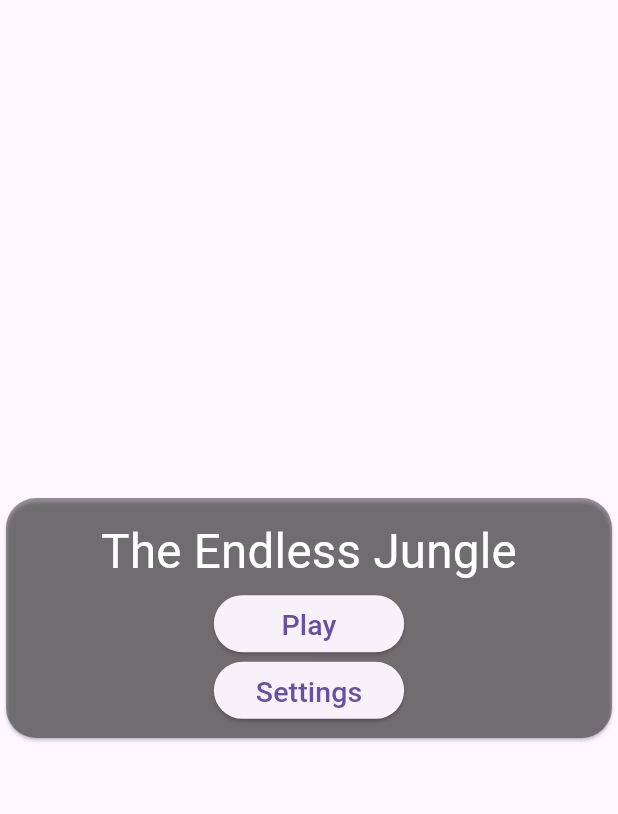
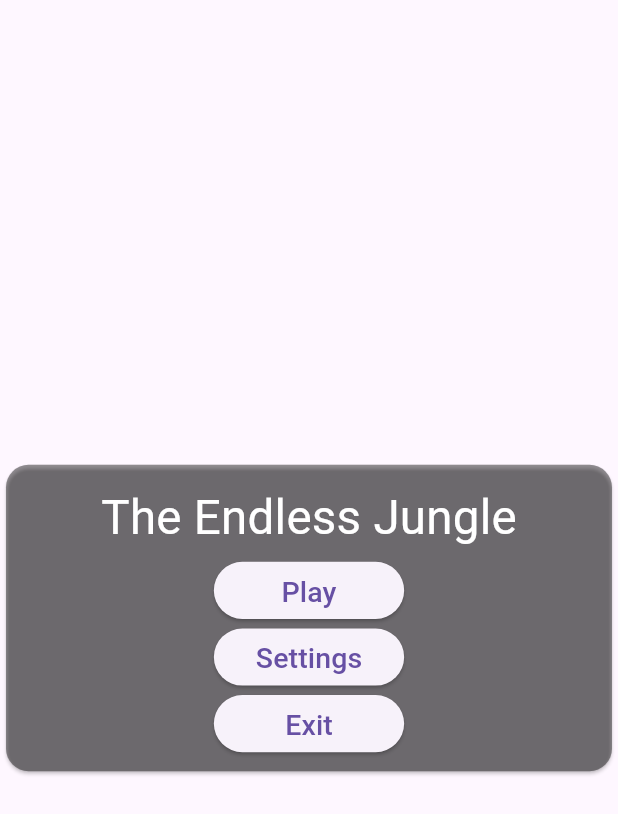
Before and after one commit to PakYouMu/endless_runner, a Flutter app: the MainMenu widget shown alone on an empty page, opened directly with empty values, on a phone screen of 412 x 824 dp. Shown: the top 814 px of the screen. Run offline on Flutter 3.47's test engine with Material 3 defaults, Android fonts, the phone set to English and light mode, and no system bars; our stand-ins replace hive; missing offline and left inert: flame, flame_audio; accounts and stored records are empty; Roboto replaces fonts that are missing (Audiowide); statements that could not run were skipped.

Commit message:
chore: Update image blur values in menus
Made it possible to exit the game within the main menu and lessened the blur

```diff
--- a/lib/game/enemy_manager.dart
+++ b/lib/game/enemy_manager.dart
@@ -101,5 +101,3 @@ class EnemyManager extends Component with HasGameReference<EndlessJungle> {
     }
   }
 }
-
-//_AssertionError ('package:flame/src/cache/images.dart': Failed assertion: line 104 pos 7: 'asset != null': Tried to access an image "Bunny/Run (34x44).png" that does not exist in the cache. Make sure to load() an image before accessing it)
--- a/lib/widgets/game_over_menu.dart
+++ b/lib/widgets/game_over_menu.dart
@@ -26,7 +26,7 @@ class GameOverMenu extends StatelessWidget {
       value: game.playerData,
       child: Center(
         child: BackdropFilter(
-          filter: ImageFilter.blur(sigmaX: 5, sigmaY: 5),
+          filter: ImageFilter.blur(sigmaX: 3, sigmaY: 4),
           child: Card(
             shape:
                 RoundedRectangleBorder(borderRadius: BorderRadius.circular(20)),
@@ -74,7 +74,7 @@ class GameOverMenu extends StatelessWidget {
                     ),
                     ElevatedButton(
                       child: const Text(
-                        'Exit',
+                        'Main Menu',
                         style: TextStyle(
                           fontSize: 30,
                         ),
--- a/lib/widgets/main_menu.dart
+++ b/lib/widgets/main_menu.dart
@@ -1,6 +1,8 @@
 import 'dart:ui';
+import 'dart:io';
 
 import 'package:flutter/material.dart';
+import 'package:flutter/services.dart';
 
 import '/widgets/hud.dart';
 import '/game/endless_jungle.dart';
@@ -21,11 +23,11 @@ class MainMenu extends StatelessWidget {
   Widget build(BuildContext context) {
     return Center(
       child: BackdropFilter(
-        filter: ImageFilter.blur(sigmaX: 5, sigmaY: 5),
+        filter: ImageFilter.blur(sigmaX: 3, sigmaY: 4),
         child: Card(
           shape:
-              RoundedRectangleBorder(borderRadius: BorderRadius.circular(20)),
-          color: Colors.black.withAlpha(100),
+              RoundedRectangleBorder(borderRadius: BorderRadius.circular(15)),
+          color: Colors.black.withAlpha(105),
           child: FittedBox(
             fit: BoxFit.scaleDown,
             child: Padding(
@@ -70,6 +72,23 @@ class MainMenu extends StatelessWidget {
                       ),
                     ),
                   ),
+                  ElevatedButton(
+                    onPressed: () {
+                      AudioManager.instance.stopBgm();
+                      game.reset();
+                      if (Platform.isAndroid) {
+                        SystemNavigator.pop();
+                      } else {
+                        exit(0);
+                      }
+                    },
+                    child: const Text(
+                      'Exit',
+                      style: TextStyle(
+                        fontSize: 30,
+                      ),
+                    ),
+                  ),
                 ],
               ),
             ),
--- a/lib/widgets/pause_menu.dart
+++ b/lib/widgets/pause_menu.dart
@@ -25,7 +25,7 @@ class PauseMenu extends StatelessWidget {
       value: game.playerData,
       child: Center(
         child: BackdropFilter(
-          filter: ImageFilter.blur(sigmaX: 5, sigmaY: 5),
+          filter: ImageFilter.blur(sigmaX: 3, sigmaY: 4),
           child: Card(
             shape:
                 RoundedRectangleBorder(borderRadius: BorderRadius.circular(20)),
@@ -97,7 +97,7 @@ class PauseMenu extends StatelessWidget {
                         AudioManager.instance.startBgm('OBRWK - Main Menu.wav');
                       },
                       child: const Text(
-                        'Exit',
+                        'Main Menu',
                         style: TextStyle(
                           fontSize: 30,
                         ),
--- a/lib/widgets/settings_menu.dart
+++ b/lib/widgets/settings_menu.dart
@@ -24,7 +24,7 @@ class SettingsMenu extends StatelessWidget {
       value: game.settings,
       child: Center(
         child: BackdropFilter(
-          filter: ImageFilter.blur(sigmaX: 5, sigmaY: 5),
+          filter: ImageFilter.blur(sigmaX: 3, sigmaY: 4),
           child: SizedBox(
             width: MediaQuery.of(context).size.width * 0.8,
             height: MediaQuery.of(context).size.height * 0.8,
--- a/pubspec.yaml
+++ b/pubspec.yaml
@@ -57,7 +57,7 @@ dev_dependencies:
 flutter_icons:
   android: true
   ios: true
-  image_path: "assets/images/app_icon.ico"
+  image_path: "assets/images/app_icon.jpg"
 
 # For information on the generic Dart part of this file, see the
 # following page: https://dart.dev/tools/pub/pubspec
```
Also changed, not shown: assets/images/app_icon.jpg (added), 20 other files.
